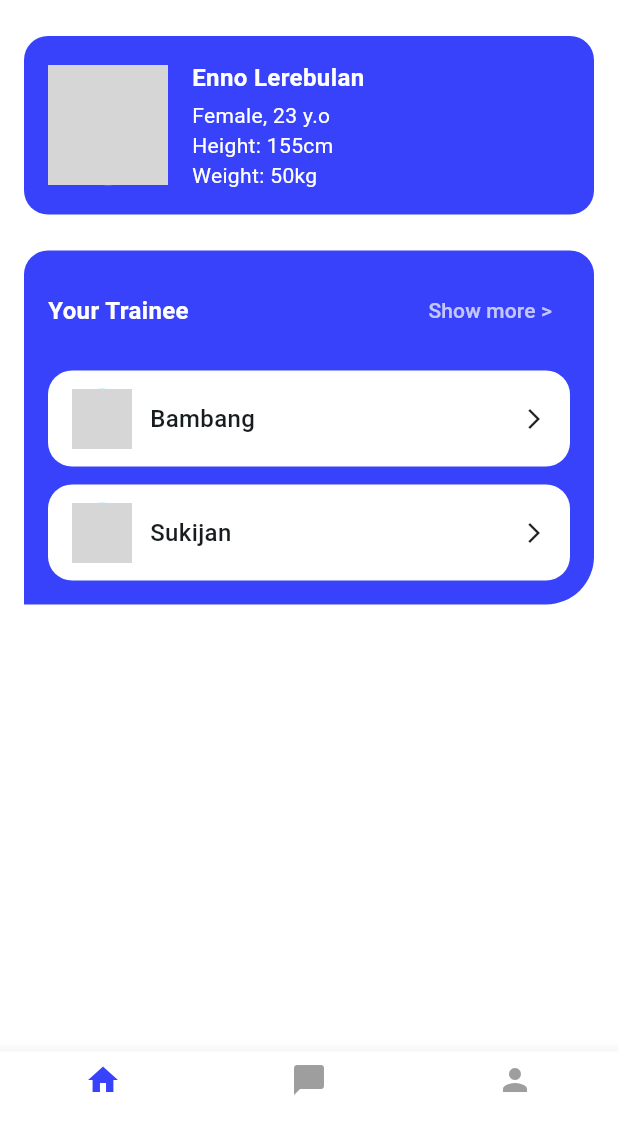
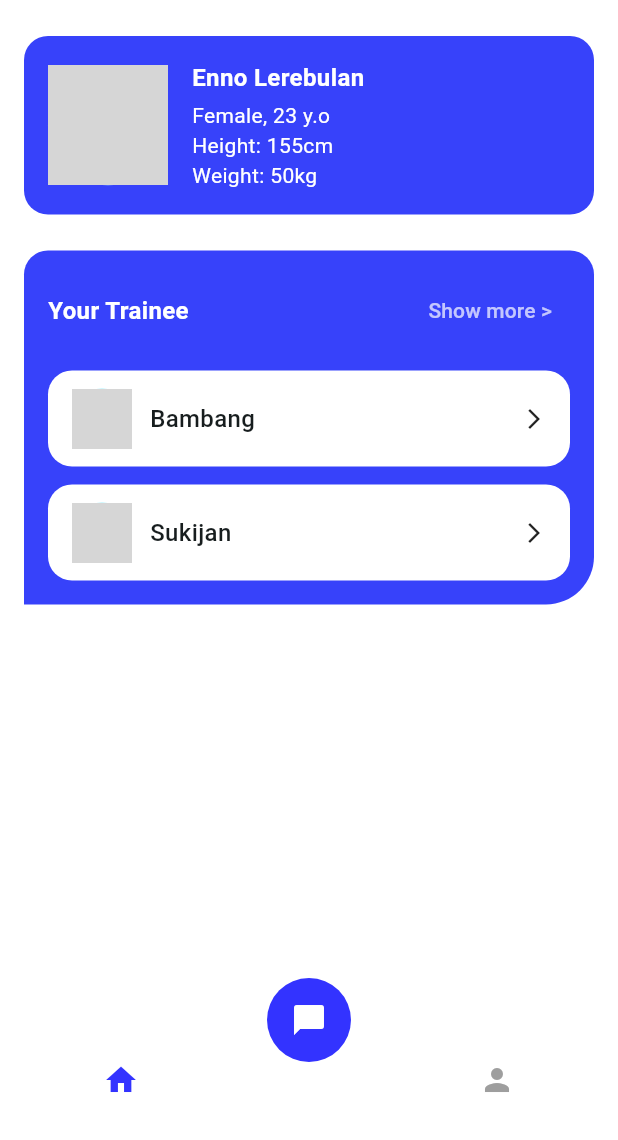
Before and after one commit to lianaprtw/FE_HealthTracker, a Flutter app: the HomepageTrainner screen opened directly, on a phone screen of 412 x 824 dp, the part 96-1236 px from its top. Run offline on Flutter 3.47's test engine with Material 3 defaults, Android fonts, the phone set to English and light mode, and no system bars; our stand-ins replace image_picker, shared_preferences; accounts and stored records are empty; grey boxes are pictures that could not be loaded.

Commit message:
update bottom bar di trainer

```diff
--- a/lib/views/Trainer/homepage_trainner.dart
+++ b/lib/views/Trainer/homepage_trainner.dart
@@ -42,20 +42,56 @@ class _HomePageState extends State<HomepageTrainner> {
     return Scaffold(
       backgroundColor: Colors.white,
       body: SafeArea(child: _pages[_selectedIndex]),
-      bottomNavigationBar: BottomNavigationBar(
-        currentIndex: _selectedIndex,
-        selectedItemColor: primaryColor,
-        unselectedItemColor: Colors.grey,
-        onTap: (index) {
+      // FAB (Chat)
+      floatingActionButton: FloatingActionButton(
+        onPressed: () {
           setState(() {
-            _selectedIndex = index;
+            _selectedIndex = 1; // Pindah ke halaman Chat
           });
         },
-        items: const [
-          BottomNavigationBarItem(icon: Icon(Icons.home), label: ''),
-          BottomNavigationBarItem(icon: Icon(Icons.chat_bubble), label: ''),
-          BottomNavigationBarItem(icon: Icon(Icons.person), label: ''),
-        ],
+        backgroundColor: const Color(0xFF3333FF),
+        elevation: 0,
+        shape: const CircleBorder(),
+        child: const Icon(Icons.chat_bubble, color: Colors.white),
+      ),
+
+      // Lokasi FAB
+      floatingActionButtonLocation: FloatingActionButtonLocation.centerDocked,
+
+      // Bottom App Bar dengan FAB
+      bottomNavigationBar: BottomAppBar(
+        color: Colors.white,
+        shape: const CircularNotchedRectangle(),
+        notchMargin: 8,
+        child: SizedBox(
+          height: 60,
+          child: Row(
+            mainAxisAlignment: MainAxisAlignment.spaceAround,
+            children: [
+              IconButton(
+                icon: const Icon(Icons.home),
+                color:
+                    _selectedIndex == 0 ? const Color(0xFF3333FF) : Colors.grey,
+                onPressed: () {
+                  setState(() {
+                    _selectedIndex = 0;
+                  });
+                },
+              ),
+              const SizedBox(width: 40), // Ruang untuk FAB di tengah
+              IconButton(
+                icon: const Icon(Icons.person),
+                color:
+                    _selectedIndex == 2 ? const Color(0xFF3333FF) : Colors.grey,
+                onPressed: () {
+                  setState(() {
+                    _selectedIndex = 2;
+                  });
+                },
+              ),
+            ],
+          ),
+        ),
       ),
     );
   }
```
